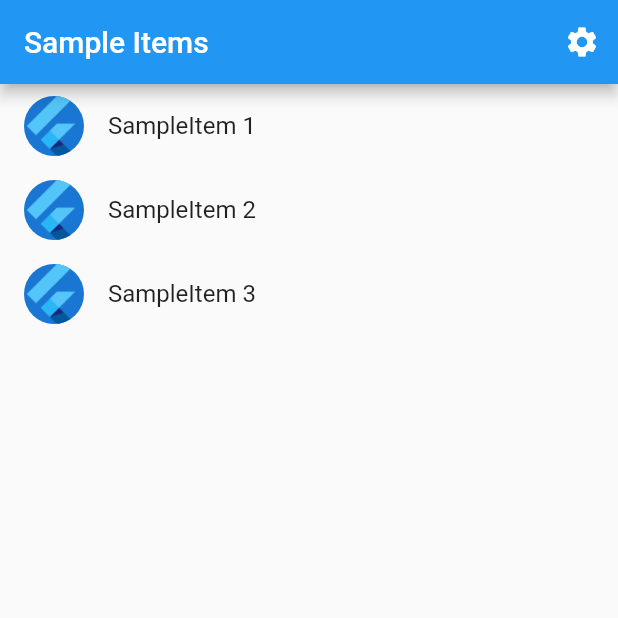
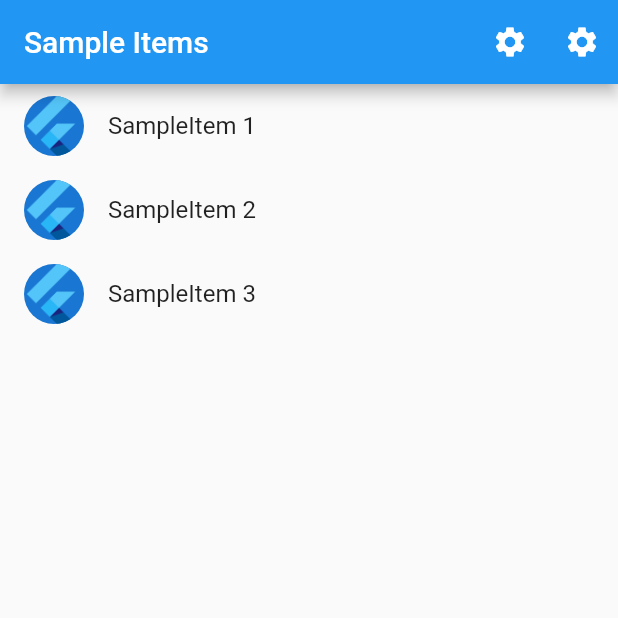
Before and after one commit to na8esin/flutter2_practice, a Flutter app: the screen it shows after launch, on a phone screen of 412 x 824 dp, the top half of it. Run offline on Flutter 3.47's test engine with Material 2 defaults, Android fonts, the phone set to English and light mode, and no system bars; missing offline and left inert: flutter_portal; generated files the repository leaves out were written again.

Commit message:
actionsを２つにしてみた

```diff
--- a/lib/src/sample_feature/sample_item_list_view.dart
+++ b/lib/src/sample_feature/sample_item_list_view.dart
@@ -21,6 +21,15 @@ class SampleItemListView extends StatelessWidget {
       appBar: AppBar(
         title: const Text('Sample Items'),
         actions: [
+          IconButton(
+            icon: const Icon(Icons.settings),
+            onPressed: () {
+              // Navigate to the settings page. If the user leaves and returns
+              // to the app after it has been killed while running in the
+              // background, the navigation stack is restored.
+              Navigator.restorablePushNamed(context, SettingsView.routeName);
+            },
+          ),
           IconButton(
             icon: const Icon(Icons.settings),
             onPressed: () {
@@ -62,8 +71,7 @@ class SampleItemListView extends StatelessWidget {
                   context,
                   SampleItemDetailsView.routeName,
                 );
-            }
-          );
+              });
         },
       ),
     );
```
Lines whose indentation alone changed are shown as unchanged.
